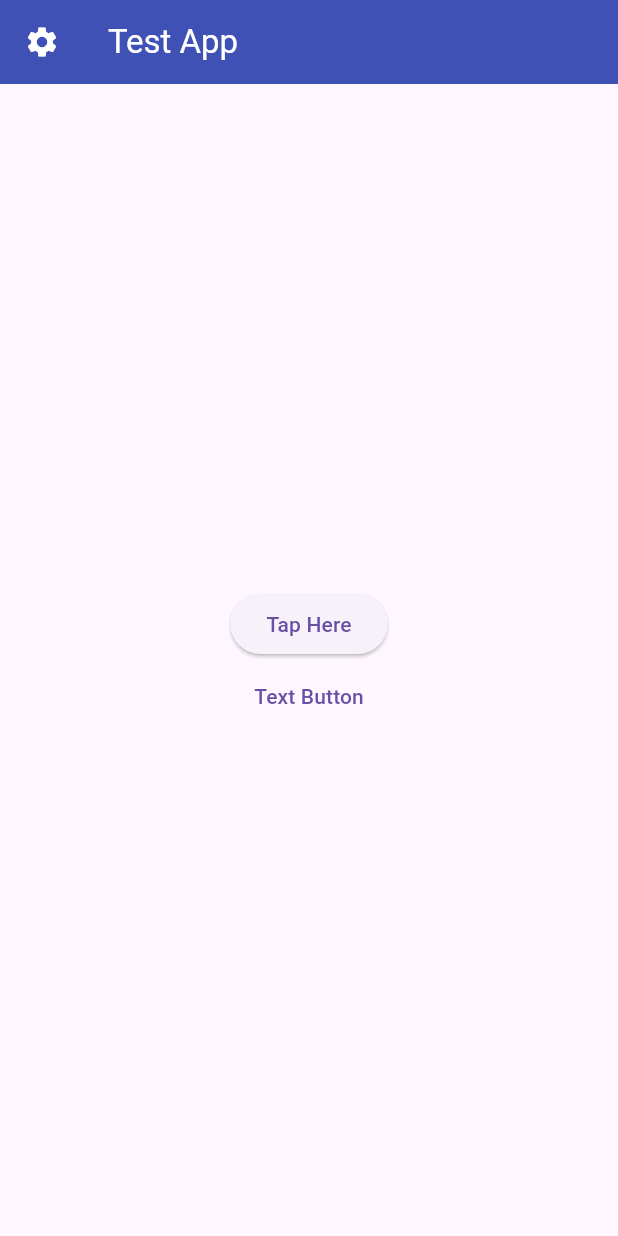
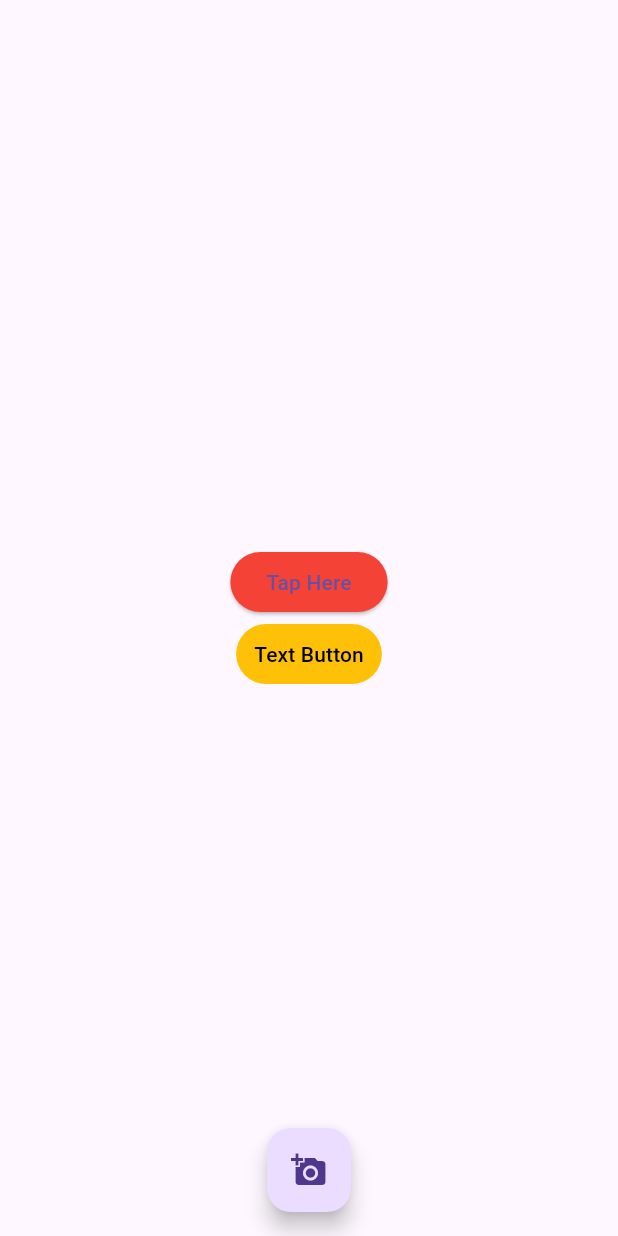
Before and after one commit to designerabdulhai/sunday, a Flutter app: the screen it shows after launch, on a phone screen of 412 x 824 dp. Run offline on Flutter 3.47's test engine with Material 3 defaults, Android fonts, the phone set to English and light mode, and no system bars.

Commit message:
change all main file

```diff
--- a/lib/main.dart
+++ b/lib/main.dart
@@ -6,7 +6,7 @@ void main() {
 
 class Rubel extends StatelessWidget {
   @override
-  Widget build (BuildContext context) {
+  Widget build(BuildContext context) {
     return MaterialApp(
       debugShowCheckedModeBanner: false,
       home: HomeScrean(),
@@ -14,29 +14,44 @@ class Rubel extends StatelessWidget {
   }
 }
 
-class HomeScrean extends StatelessWidget{
+class HomeScrean extends StatelessWidget {
   @override
-  Widget build (BuildContext context) {
-    return Scaffold(
-      appBar: AppBar(
-        title: Text('Test App'),
-        leading: Icon(Icons.settings),
-        backgroundColor: Colors.indigo,
-        foregroundColor: Colors.white,
+  Widget build(BuildContext context) {
+    return SafeArea(
+      child: Scaffold(
+        body: Center(
+          child: Column(
+            mainAxisAlignment: MainAxisAlignment.center,
+            children: [
+              ElevatedButton(
+                onPressed: () {},
+                child: Text('Tap Here'),
+                style: ElevatedButton.styleFrom(
+                  backgroundColor: Colors.red,
+                ),
+              ),
+              TextButton(
+                onPressed: () {},
+                child: Text('Text Button'),
+                onLongPress: (){
+                  showAboutDialog(context: context);
+                },
+                style: TextButton.styleFrom(
+                  backgroundColor: Colors.amber,
+                  foregroundColor: Colors.black,
+                ),
+              )
+            ],
+          ),
+        ),
+        floatingActionButtonAnimator: FloatingActionButtonAnimator.scaling,
+        floatingActionButtonLocation: FloatingActionButtonLocation.centerFloat,
+        floatingActionButton: FloatingActionButton(
+          onPressed: () {},
+          child: Icon(Icons.add_a_photo),
+
+        ),
       ),
-      body:Center (child:
-
-        Column
-          (
-          mainAxisAlignment: MainAxisAlignment.center,
-          children: [
-        ElevatedButton(onPressed: () {
-
-        },
-            child: Text('Tap Here')),
-            TextButton(onPressed: (){}, child: Text('Text Button'))
-        ],)
-        ,),
     );
   }
 }
```
